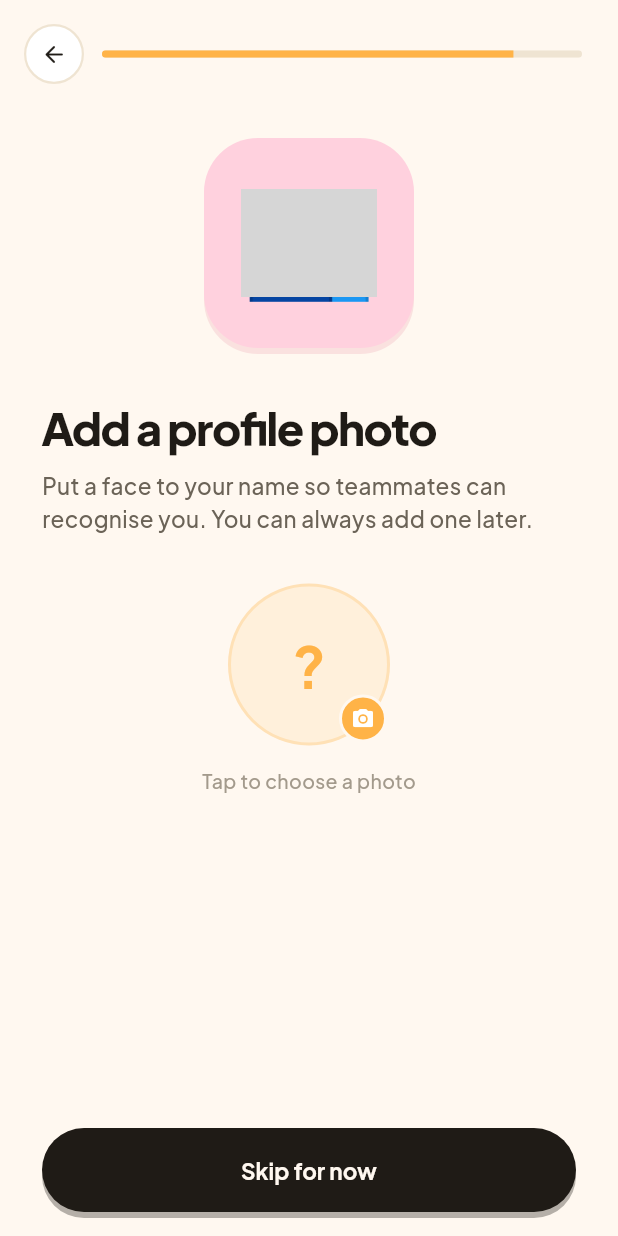
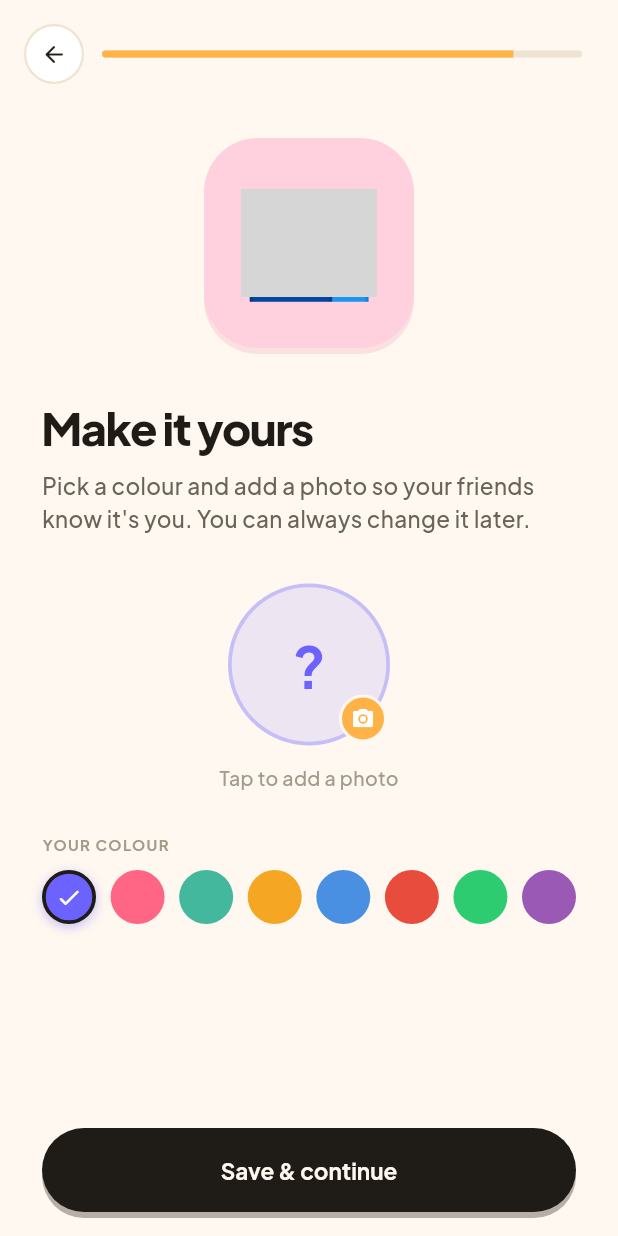
Before and after one commit to lukaspock/milo-shared-calendar, a Flutter app: the OnboardingAvatarScreen screen opened by its route, on a phone screen of 412 x 824 dp. Run offline on Flutter 3.47's test engine with Material 3 defaults, Android fonts, the phone set to English and light mode, and no system bars; our stand-ins replace dio, emoji_picker_flutter, flutter_local_notifications, flutter_riverpod, go_router, google_fonts and 4 more; missing offline and left inert: device_calendar; accounts and stored records are empty; network calls fail; grey boxes are pictures that could not be loaded.

Commit message:
fix: POST /assets/delete, color picker in avatar onboarding, copy tweaks
- Switch DELETE /assets → POST /assets/delete so the request body is never
  stripped by HTTP proxies (DELETE-with-body is unreliable on some hosts)
- Add profile colour picker to the onboarding avatar step so users can
  choose their colour without going through profile settings
- Replace "teammates" with "friends" in the onboarding copy
- Rename onboarding step title to "Make it yours" to cover both photo and colour

Note: Cloudinary asset deletion also requires CLOUDINARY_API_KEY and
CLOUDINARY_API_SECRET to be set in the Render backend environment.

Co-Authored-By: Claude Sonnet 4.6 <noreply@anthropic.com>

```diff
--- a/frontend/lib/screens/onboarding/onboarding_avatar_screen.dart
+++ b/frontend/lib/screens/onboarding/onboarding_avatar_screen.dart
@@ -10,6 +10,11 @@ import '../../theme/app_theme.dart';
 import '../../widgets/app_image.dart';
 import 'onboarding_shell.dart';
 
+const _avatarColors = [
+  '#6C63FF', '#FF6584', '#43B89C', '#F5A623',
+  '#4A90E2', '#E74C3C', '#2ECC71', '#9B59B6',
+];
+
 class OnboardingAvatarScreen extends ConsumerStatefulWidget {
   const OnboardingAvatarScreen({super.key});
 
@@ -21,8 +26,16 @@ class OnboardingAvatarScreen extends ConsumerStatefulWidget {
 class _OnboardingAvatarScreenState
     extends ConsumerState<OnboardingAvatarScreen> {
   String? _avatarUrl;
+  late String _selectedColor;
   bool _uploading = false;
   bool _saving = false;
+
+  @override
+  void initState() {
+    super.initState();
+    final user = ref.read(authProvider).user;
+    _selectedColor = user?.color ?? _avatarColors[0];
+  }
 
   String _initials(String name) {
     final parts = name.trim().split(' ').where((w) => w.isNotEmpty).toList();
@@ -31,7 +44,7 @@ class _OnboardingAvatarScreenState
     return (parts[0][0] + parts[1][0]).toUpperCase();
   }
 
-  Color _parseColor(String hex) {
+  Color _toColor(String hex) {
     try {
       return Color(int.parse('FF${hex.replaceFirst('#', '')}', radix: 16));
     } catch (_) {
@@ -64,12 +77,16 @@ class _OnboardingAvatarScreenState
   }
 
   Future<void> _continue() async {
-    if (_avatarUrl == null) {
-      context.go('/onboarding/theme');
-      return;
+    setState(() => _saving = true);
+    final user = ref.read(authProvider).user;
+    final colorChanged = _selectedColor != user?.color;
+    final hasPhoto = _avatarUrl != null;
+    if (hasPhoto || colorChanged) {
+      await ref.read(authProvider.notifier).updateProfile(
+        color: colorChanged ? _selectedColor : null,
+        avatarUrl: hasPhoto ? _avatarUrl : null,
+      );
     }
-    setState(() => _saving = true);
-    await ref.read(authProvider.notifier).updateProfile(avatarUrl: _avatarUrl);
     if (mounted) context.go('/onboarding/theme');
   }
 
@@ -77,8 +94,7 @@ class _OnboardingAvatarScreenState
   Widget build(BuildContext context) {
     final user = ref.watch(authProvider).user;
     final initials = _initials(user?.name ?? '');
-    final profileColor =
-        user?.color != null ? _parseColor(user!.color) : AppTheme.accent;
+    final profileColor = _toColor(_selectedColor);
 
     return OnboardingShell(
       step: 6,
@@ -86,16 +102,19 @@ class _OnboardingAvatarScreenState
       onBack: () => context.go('/onboarding/notifications'),
       illustration: AppImages.people(size: 72),
       illustrationHue: stickerHues[5],
-      title: 'Add a profile photo',
+      title: 'Make it yours',
       subtitle:
-          'Put a face to your name so teammates can recognise you. You can always add one later.',
-      buttonLabel: _avatarUrl != null ? 'Save & continue' : 'Skip for now',
+          'Pick a colour and add a photo so your friends know it\'s you. You can always change it later.',
+      buttonLabel: (_avatarUrl != null || _selectedColor != user?.color)
+          ? 'Save & continue'
+          : 'Skip for now',
       isLoading: _saving || _uploading,
       onContinue: (_saving || _uploading) ? null : _continue,
-      child: Center(
       child: Column(
         children: [
-            GestureDetector(
+          // Avatar circle
+          Center(
+            child: GestureDetector(
               onTap: _uploading ? null : _pickPhoto,
               child: Stack(
                 children: [
@@ -108,8 +127,8 @@ class _OnboardingAvatarScreenState
                           : profileColor.withOpacity(0.12),
                       shape: BoxShape.circle,
                       border: Border.all(
-                        color: profileColor.withOpacity(0.25),
-                        width: 2,
+                        color: profileColor.withOpacity(0.30),
+                        width: 2.5,
                       ),
                     ),
                     child: _avatarUrl != null
@@ -167,13 +186,17 @@ class _OnboardingAvatarScreenState
                 ],
               ),
             ),
-            const SizedBox(height: 14),
+          ),
+
+          const SizedBox(height: 12),
+
+          // Photo hint / remove
           Text(
             _uploading
                 ? 'Uploading…'
                 : _avatarUrl != null
                     ? 'Tap to change your photo'
-                      : 'Tap to choose a photo',
+                    : 'Tap to add a photo',
             style: GoogleFonts.plusJakartaSans(
               fontSize: 13,
               fontWeight: FontWeight.w500,
@@ -181,7 +204,7 @@ class _OnboardingAvatarScreenState
             ),
           ),
           if (_avatarUrl != null) ...[
-              const SizedBox(height: 10),
+            const SizedBox(height: 8),
             GestureDetector(
               onTap: () => setState(() => _avatarUrl = null),
               child: Text(
@@ -194,8 +217,57 @@ class _OnboardingAvatarScreenState
               ),
             ),
           ],
+
+          const SizedBox(height: 28),
+
+          // Color label
+          Align(
+            alignment: Alignment.centerLeft,
+            child: Text(
+              'YOUR COLOUR',
+              style: GoogleFonts.plusJakartaSans(
+                fontSize: 10,
+                fontWeight: FontWeight.w700,
+                color: context.appColors.inkMuted,
+                letterSpacing: 0.9,
+              ),
+            ),
+          ),
+          const SizedBox(height: 10),
+
+          // Color swatches
+          Row(
+            mainAxisAlignment: MainAxisAlignment.spaceBetween,
+            children: _avatarColors.map((hex) {
+              final c = _toColor(hex);
+              final selected = hex == _selectedColor;
+              return GestureDetector(
+                onTap: () => setState(() => _selectedColor = hex),
+                child: AnimatedContainer(
+                  duration: const Duration(milliseconds: 150),
+                  width: 36,
+                  height: 36,
+                  decoration: BoxDecoration(
+                    color: c,
+                    shape: BoxShape.circle,
+                    border: Border.all(
+                      color: selected
+                          ? context.appColors.ink
+                          : Colors.transparent,
+                      width: 2.5,
+                    ),
+                    boxShadow: selected
+                        ? [BoxShadow(color: c.withOpacity(0.4), blurRadius: 6, offset: const Offset(0, 2))]
+                        : [],
+                  ),
+                  child: selected
+                      ? const Icon(Icons.check_rounded, size: 18, color: Colors.white)
+                      : null,
+                ),
+              );
+            }).toList(),
+          ),
         ],
-        ),
       ),
     );
   }
--- a/frontend/lib/services/api_service.dart
+++ b/frontend/lib/services/api_service.dart
@@ -79,7 +79,7 @@ class ApiService {
   /// Asks the backend to delete a Cloudinary asset. Fire-and-forget safe.
   Future<void> deleteAsset(String url) async {
     try {
-      await delete('/assets', data: {'url': url});
+      await post('/assets/delete', data: {'url': url});
     } catch (_) {
       // Best-effort — never block the caller
     }
```
Also changed, not shown: 1 other file. Lines whose indentation alone changed are shown as unchanged.
